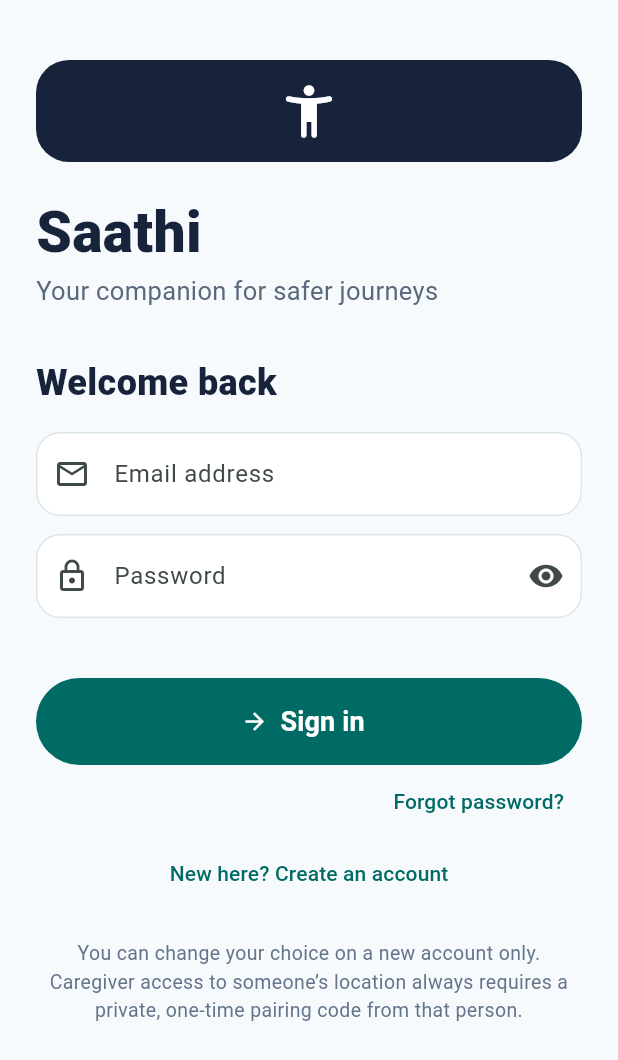
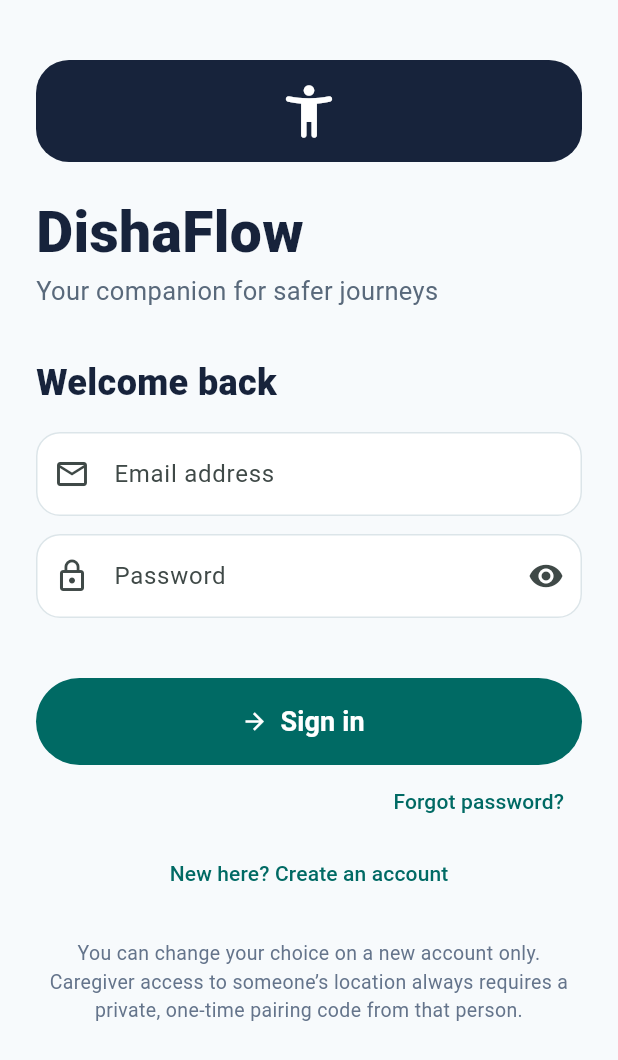
Before and after one commit to ShoninSelvaraj/Blind_Stick, a Flutter app: the screen it shows after launch, on a phone screen of 412 x 824 dp. Shown: the top 1060 px of the screen. Run offline on Flutter 3.47's test engine with Material 3 defaults, Android fonts, the phone set to English and light mode, and no system bars; our stand-ins replace cloud_firestore, firebase_auth, firebase_core, firebase_messaging, flutter_blue_plus, flutter_tts and 3 more; accounts and stored records are empty.

Commit message:
Rename app branding to DishaFlow

```diff
--- a/lib/main.dart
+++ b/lib/main.dart
@@ -38,7 +38,7 @@ class BlindStickApp extends StatelessWidget {
   const BlindStickApp({super.key});
   @override
   Widget build(BuildContext context) => MaterialApp(
-    title: 'Saathi', debugShowCheckedModeBanner: false,
+    title: 'DishaFlow', debugShowCheckedModeBanner: false,
     theme: ThemeData(useMaterial3: true, colorScheme: ColorScheme.fromSeed(seedColor: teal), scaffoldBackgroundColor: const Color(0xFFF7FAFC), fontFamily: 'Roboto',
       inputDecorationTheme: InputDecorationTheme(filled: true, fillColor: Colors.white, border: OutlineInputBorder(borderRadius: BorderRadius.circular(16), borderSide: const BorderSide(color: Color(0xFFDCE5E9))), enabledBorder: OutlineInputBorder(borderRadius: BorderRadius.circular(16), borderSide: const BorderSide(color: Color(0xFFDCE5E9))), contentPadding: const EdgeInsets.all(16))),
     home: const AuthGate(),
@@ -140,12 +140,12 @@ class _LoginPageState extends State<LoginPage> {
  }
  @override Widget build(BuildContext c)=>Scaffold(body:SafeArea(child:ListView(padding:const EdgeInsets.all(24),children:[
  const SizedBox(height:16),Container(width:68,height:68,alignment:Alignment.center,decoration:BoxDecoration(color:navy,borderRadius:BorderRadius.circular(22)),child:const Icon(Icons.accessibility_new_rounded,color:Colors.white,size:42)),
- const SizedBox(height:20),const Text('Saathi',style:TextStyle(fontSize:38,fontWeight:FontWeight.w900,color:navy)),const Text('Your companion for safer journeys',style:TextStyle(fontSize:17,color:Color(0xFF59697B))),const SizedBox(height:32),
+ const SizedBox(height:20),const Text('DishaFlow',style:TextStyle(fontSize:38,fontWeight:FontWeight.w900,color:navy)),const Text('Your companion for safer journeys',style:TextStyle(fontSize:17,color:Color(0xFF59697B))),const SizedBox(height:32),
  Text(createAccount?'Create your account':'Welcome back',style:const TextStyle(fontSize:24,fontWeight:FontWeight.w800,color:navy)),const SizedBox(height:16),
  if(createAccount)...[
-  const Text('Choose what you want to do with Saathi',style:TextStyle(fontSize:17,fontWeight:FontWeight.w800,color:navy)),
+  const Text('Choose what you want to do with DishaFlow',style:TextStyle(fontSize:17,fontWeight:FontWeight.w800,color:navy)),
   const SizedBox(height:12),
-  _roleChoice(Role.patient,'Use my Saathi stick','Navigate, hear safety alerts and ask for help.',Icons.accessibility_new_rounded),
+  _roleChoice(Role.patient,'Use my smart stick','Navigate, hear safety alerts and ask for help.',Icons.accessibility_new_rounded),
   const SizedBox(height:10),
   _roleChoice(Role.caregiver,'Support someone I care about','Stay connected when they choose to share updates.',Icons.people_alt_outlined),
   const SizedBox(height:14),
@@ -293,7 +293,7 @@ class BleStickService extends ChangeNotifier {
    await FlutterBluePlus.startScan(timeout:const Duration(seconds:12),withServices:[Guid(serviceUuid)]);
    final results=await FlutterBluePlus.scanResults.firstWhere((r)=>r.any((x)=>x.advertisementData.serviceUuids.any((g)=>g==Guid(serviceUuid)))).timeout(const Duration(seconds:12),onTimeout:()=> <ScanResult>[]);
    final match=results.where((x)=>x.advertisementData.serviceUuids.any((g)=>g==Guid(serviceUuid))).toList();
-   if(match.isEmpty){status='Stick not found';lastError='No device advertising the Saathi service was found. Check that the stick is powered on and running the matching firmware.';return;}
+   if(match.isEmpty){status='Stick not found';lastError='No device advertising the DishaFlow service was found. Check that the stick is powered on and running the matching firmware.';return;}
    device=match.first.device; await device!.connect(timeout:const Duration(seconds:15));
    connectionSub?.cancel();connectionSub=device!.connectionState.listen((s){connected=s==BluetoothConnectionState.connected;if(!connected){assistance=false;status='Connection lost — stick alerts may be unavailable';_event('Connection lost');}else{status='Stick connected';_event('Stick connected');}notifyListeners();});
    final services=await device!.discoverServices(); BluetoothService? svc;
@@ -410,7 +410,7 @@ class _PatientPageState extends State<PatientPage>{final destination=TextEditing
  Future<void> _toggleSharing(bool v)async{setState(()=>sharing=v);locationTimer?.cancel();if(v){await _refreshLocation();locationTimer=Timer.periodic(const Duration(seconds:30),(_)=>_refreshLocation());}else{setState(()=>locationText='Location sharing paused');}}
  Future<void> _sos()async{final ok=await showDialog<bool>(context:context,builder:(c)=>AlertDialog(title:const Text('Send emergency alert?'),content:const Text('This saves an SOS alert to your linked patient record. If Firebase push delivery has been deployed and configured, linked caregivers will also be notified. Delivery or receipt cannot be guaranteed.'),actions:[TextButton(onPressed:()=>Navigator.pop(c,false),child:const Text('Cancel')),FilledButton(onPressed:()=>Navigator.pop(c,true),child:const Text('Send SOS'))]));if(ok!=true)return;final p=position??await getPosition();final sent=await api.sos(widget.user.uid,p,'Patient requested emergency assistance');if(!mounted)return;await showDialog<void>(context:context,builder:(c)=>AlertDialog(title:Text(sent?'SOS submitted':'SOS not delivered'),content:Text(sent?'The alert was saved to Firestore. This does not confirm that a caregiver has seen it. Use your usual emergency contact method too if you are in danger.':'The alert could not be saved. Check internet and Firestore permissions, or call your emergency contact directly.'),actions:[TextButton(onPressed:()=>Navigator.pop(c),child:const Text('OK'))]));}
  @override void dispose(){destination.dispose();locationTimer?.cancel();pairExpiryTimer?.cancel();stick.removeListener(_changed);super.dispose();}
- @override Widget build(BuildContext c){final t=stick.telemetry;return Scaffold(appBar:AppBar(title:const Text('Saathi · My journey',style:TextStyle(fontWeight:FontWeight.w800)),actions:[IconButton(tooltip:'Settings',onPressed:()=>Navigator.push(c,MaterialPageRoute(builder:(_)=>const SettingsPage())),icon:const Icon(Icons.settings_outlined))]),body:ListView(padding:const EdgeInsets.fromLTRB(18,8,18,28),children:[
+ @override Widget build(BuildContext c){final t=stick.telemetry;return Scaffold(appBar:AppBar(title:const Text('DishaFlow · My journey',style:TextStyle(fontWeight:FontWeight.w800)),actions:[IconButton(tooltip:'Settings',onPressed:()=>Navigator.push(c,MaterialPageRoute(builder:(_)=>const SettingsPage())),icon:const Icon(Icons.settings_outlined))]),body:ListView(padding:const EdgeInsets.fromLTRB(18,8,18,28),children:[
   Container(padding:const EdgeInsets.all(20),decoration:BoxDecoration(color:navy,borderRadius:BorderRadius.circular(24)),child:Column(crossAxisAlignment:CrossAxisAlignment.start,children:[Text('Hello, ${widget.user.name}',style:const TextStyle(color:Colors.white70,fontSize:16)),const SizedBox(height:6),const Text('Ready when you are.',style:TextStyle(color:Colors.white,fontSize:26,fontWeight:FontWeight.w900)),const SizedBox(height:14),Row(children:[Icon(stick.connected?Icons.bluetooth_connected:Icons.bluetooth_disabled,color:stick.connected?const Color(0xFF9FF0D0):Colors.orangeAccent),const SizedBox(width:8),Expanded(child:Text(stick.status,style:const TextStyle(color:Colors.white,fontSize:14)))])])),const SizedBox(height:16),
   Row(children:[Expanded(child:_statusTile('Obstacle range',t.distanceCm==null?'Waiting': '${t.distanceCm!.round()} cm',t.urgent?red:t.caution?Colors.orange:teal,Icons.radar)),const SizedBox(width:10),Expanded(child:_statusTile('Camera',t.receivedAt==null?'Waiting for stick':t.detectionStatus=='model_not_installed'?'AI model not installed':t.object!='Waiting for device data'?t.object:t.cameraFrameAvailable==true?'Camera active; no detection model':'Camera unavailable',teal,Icons.camera_alt_outlined))]),const SizedBox(height:12),
   if(stick.lastError!=null)Container(padding:const EdgeInsets.all(14),decoration:BoxDecoration(color:const Color(0xFFFFF1F0),borderRadius:BorderRadius.circular(14)),child:Text(stick.lastError!,style:const TextStyle(color:red))),
@@ -435,7 +435,7 @@ class _CaregiverPageState extends State<CaregiverPage>{
  StreamSubscription<String>? _tokenRefresh;
  @override void initState(){super.initState();_registerPushToken();_foregroundMessages=FirebaseMessaging.onMessage.listen((message){
   if(!mounted)return;
-  final title=message.notification?.title??'Saathi update';
+  final title=message.notification?.title??'DishaFlow update';
   final body=message.notification?.body??'A new update has arrived.';
   ScaffoldMessenger.of(context).showSnackBar(SnackBar(content:Text('$title: $body'),duration:const Duration(seconds:6)));
  });}
@@ -468,7 +468,7 @@ class _CaregiverPageState extends State<CaregiverPage>{
   }finally{if(mounted)setState(()=>pairing=false);}
  }
  @override Widget build(BuildContext c)=>Scaffold(
-  appBar:AppBar(title:const Text('Saathi · Support',style:TextStyle(fontWeight:FontWeight.w800)),actions:[IconButton(tooltip:'Settings and accessibility',onPressed:()=>Navigator.push(c,MaterialPageRoute(builder:(_)=>const SettingsPage())),icon:const Icon(Icons.settings_outlined))]),
+  appBar:AppBar(title:const Text('DishaFlow · Support',style:TextStyle(fontWeight:FontWeight.w800)),actions:[IconButton(tooltip:'Settings and accessibility',onPressed:()=>Navigator.push(c,MaterialPageRoute(builder:(_)=>const SettingsPage())),icon:const Icon(Icons.settings_outlined))]),
   body:StreamBuilder<DocumentSnapshot<Map<String,dynamic>>>(
    stream:FirebaseFirestore.instance.collection('pairingClaims').doc(widget.user.uid).snapshots(),
    builder:(context,claimSnapshot){
@@ -478,7 +478,7 @@ class _CaregiverPageState extends State<CaregiverPage>{
      Container(padding:const EdgeInsets.all(22),decoration:BoxDecoration(color:navy,borderRadius:BorderRadius.circular(24)),child:const Column(crossAxisAlignment:CrossAxisAlignment.start,children:[
       Icon(Icons.favorite_outline,color:Color(0xFF9FF0D0),size:36),SizedBox(height:14),
       Text('Stay connected, with permission.',style:TextStyle(color:Colors.white,fontSize:26,fontWeight:FontWeight.w900)),
-      SizedBox(height:8),Text('Enter the one-time code shared by the person using Saathi. They control who can connect.',style:TextStyle(color:Colors.white70,fontSize:15))
+      SizedBox(height:8),Text('Enter the one-time code shared by the person using DishaFlow. They control who can connect.',style:TextStyle(color:Colors.white70,fontSize:15))
      ])),
      const SizedBox(height:22),const Text('Pair with someone',style:TextStyle(fontSize:20,fontWeight:FontWeight.w900,color:navy)),const SizedBox(height:8),
      TextField(controller:codeController,keyboardType:TextInputType.number,maxLength:8,autofillHints:const [],textInputAction:TextInputAction.done,onSubmitted:(_)=>_pair(),decoration:const InputDecoration(labelText:'8-digit pairing code',hintText:'Enter the shared code',prefixIcon:Icon(Icons.key_outlined))),
@@ -553,7 +553,7 @@ class _SettingsPageState extends State<SettingsPage>{
  @override Widget build(BuildContext c)=>Scaffold(
   appBar:AppBar(title:const Text('Accessibility & settings')),
   body:ListView(padding:const EdgeInsets.all(20),children:[
-   const Text('Set Saathi up for you',style:TextStyle(fontSize:27,fontWeight:FontWeight.w900,color:navy)),
+   const Text('Set DishaFlow up for you',style:TextStyle(fontSize:27,fontWeight:FontWeight.w900,color:navy)),
    const SizedBox(height:8),const Text('These controls work on this phone and are saved automatically.'),
    const SizedBox(height:24),
    SwitchListTile(contentPadding:EdgeInsets.zero,title:const Text('Spoken safety guidance',style:TextStyle(fontWeight:FontWeight.w800)),subtitle:const Text('Speak warnings and important status messages'),value:voice,onChanged:_saveVoice),
@@ -562,11 +562,11 @@ class _SettingsPageState extends State<SettingsPage>{
    const SizedBox(height:4),const Text('Make labels and instructions easier to read. Android display and TalkBack settings also continue to work.'),
    Slider(value:textScale,min:1.0,max:1.6,divisions:6,label:'${(textScale*100).round()}%',onChanged:_saveTextScale),
    Center(child:Text('${(textScale*100).round()}% text size',style:TextStyle(fontSize:16*textScale,fontWeight:FontWeight.w800,color:navy))),
-   const SizedBox(height:22),OutlinedButton.icon(onPressed:()=>stick.announce('Saathi voice test. If you can hear this message, spoken safety guidance is working.'),icon:const Icon(Icons.volume_up_outlined),label:const Text('Test spoken guidance')),
+   const SizedBox(height:22),OutlinedButton.icon(onPressed:()=>stick.announce('DishaFlow voice test. If you can hear this message, spoken safety guidance is working.'),icon:const Icon(Icons.volume_up_outlined),label:const Text('Test spoken guidance')),
    const SizedBox(height:12),OutlinedButton.icon(onPressed:()=>FirebaseAuth.instance.signOut(),icon:const Icon(Icons.logout),label:const Text('Sign out')),
    const SizedBox(height:24),const Text('Bluetooth connection',style:TextStyle(fontSize:20,fontWeight:FontWeight.w900,color:navy)),
-   const SizedBox(height:8),const Text('The stick must advertise the Saathi BLE service. If it is not found, check that it is powered on and has the matching firmware. Camera AI and obstacle measurements are shown only when the hardware sends real results.'),
+   const SizedBox(height:8),const Text('The stick must advertise the DishaFlow BLE service. If it is not found, check that it is powered on and has the matching firmware. Camera AI and obstacle measurements are shown only when the hardware sends real results.'),
    const SizedBox(height:20),const Text('Safety note',style:TextStyle(color:Color(0xFF64748B))),
-   const Text('Saathi is a companion prototype, not a certified mobility aid. Keep using your usual mobility skills and emergency arrangements. The app cannot guarantee GPS accuracy, network availability or emergency delivery.',style:TextStyle(color:Color(0xFF64748B))),
+   const Text('DishaFlow is a companion prototype, not a certified mobility aid. Keep using your usual mobility skills and emergency arrangements. The app cannot guarantee GPS accuracy, network availability or emergency delivery.',style:TextStyle(color:Color(0xFF64748B))),
   ]));
 }
```
